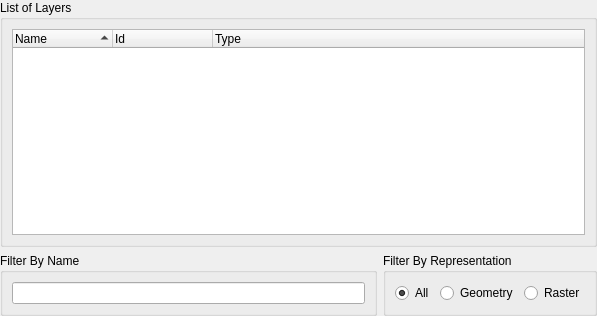
The window that src/terralib/qt/widgets/layer/search/ui/LayerSearchWidgetForm.ui (claudiobogossian/terralib5) describes before a commit, drawn with Qt 5.
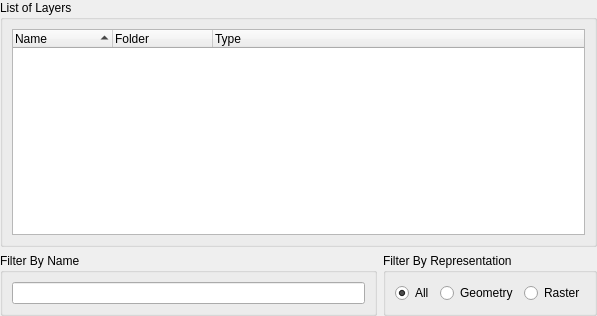
The same window after the commit.

What changed in the file:
```diff
--- a/src/terralib/qt/widgets/layer/search/ui/LayerSearchWidgetForm.ui
+++ b/src/terralib/qt/widgets/layer/search/ui/LayerSearchWidgetForm.ui
@@ -58,7 +58,7 @@
           </column>
           <column>
            <property name="text">
-            <string>Id</string>
+            <string>Folder</string>
            </property>
           </column>
           <column>
```
Left out of the diff: 11 changed lines with no effect on the pictures.
